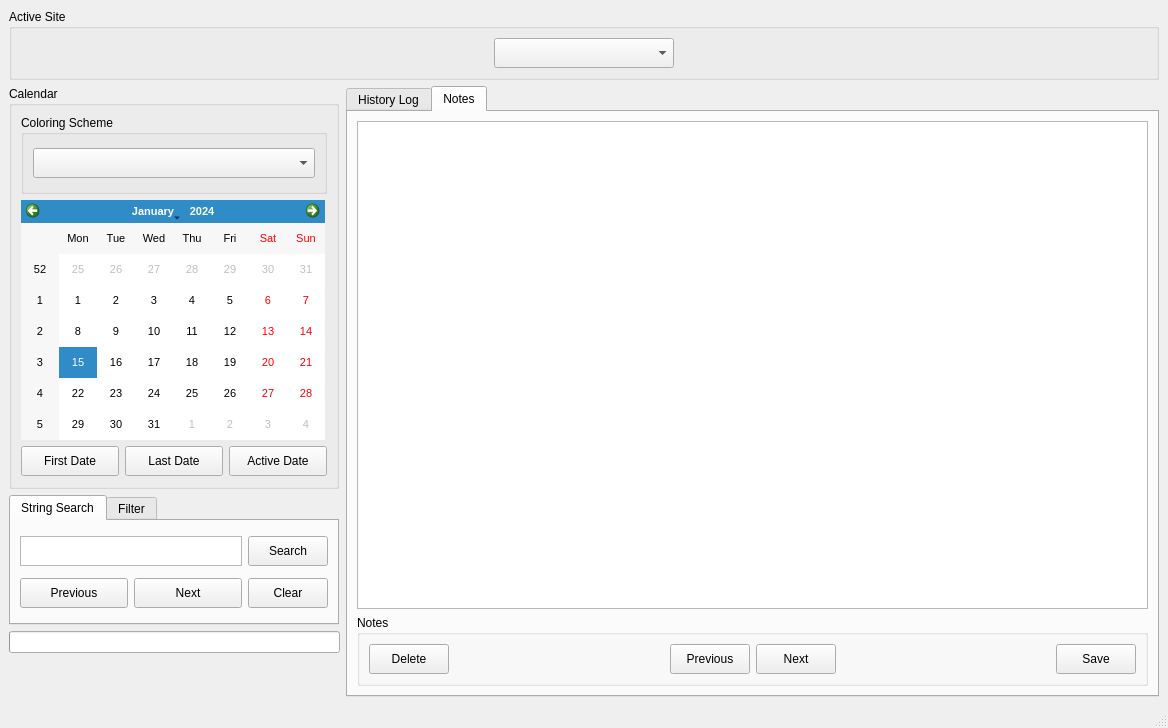
The window that resources/ui_mainwindow.ui (komministern/gca_analysis_tool) describes before a commit, drawn with Qt 5.
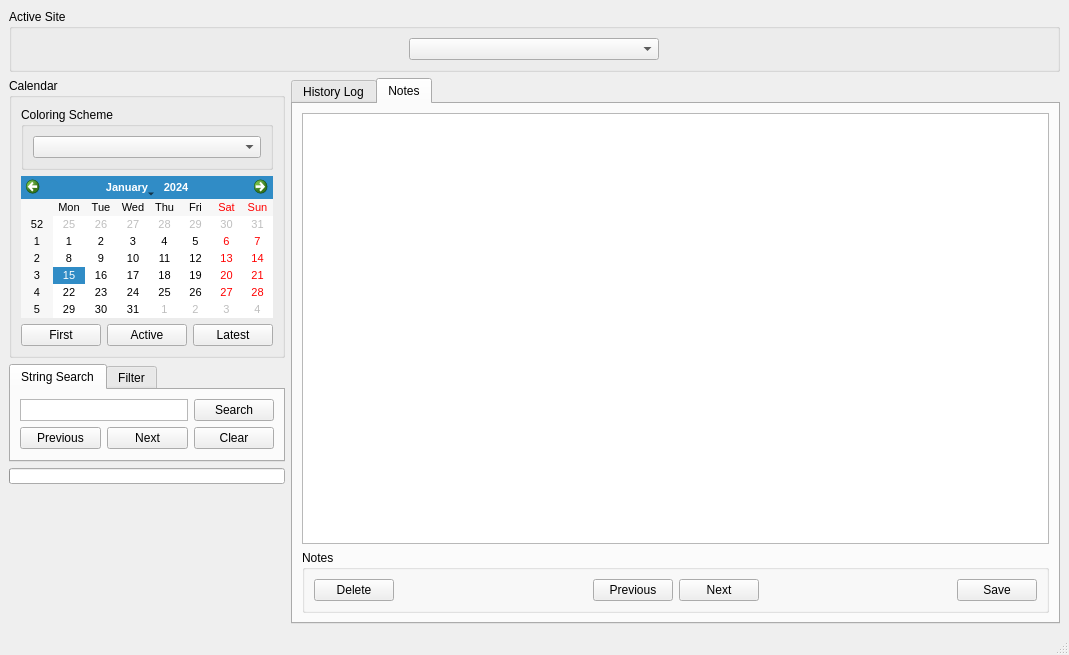
The same window after the commit. The open tabs and pages were chosen to show the change. Custom widgets are drawn as their Qt base class.

```diff
--- a/resources/ui_mainwindow.ui
+++ b/resources/ui_mainwindow.ui
@@ -6,19 +6,19 @@
    <rect>
     <x>0</x>
     <y>0</y>
-    <width>1168</width>
-    <height>728</height>
+    <width>1069</width>
+    <height>655</height>
    </rect>
   </property>
   <property name="sizePolicy">
-   <sizepolicy hsizetype="MinimumExpanding" vsizetype="Preferred">
+   <sizepolicy hsizetype="Preferred" vsizetype="Preferred">
     <horstretch>0</horstretch>
     <verstretch>0</verstretch>
    </sizepolicy>
   </property>
   <property name="minimumSize">
    <size>
-    <width>900</width>
+    <width>0</width>
     <height>0</height>
    </size>
   </property>
@@ -29,22 +29,34 @@
    <layout class="QGridLayout" name="gridLayout_7">
     <item row="0" column="0" colspan="2">
      <widget class="QGroupBox" name="groupBox_4">
+      <property name="sizePolicy">
+       <sizepolicy hsizetype="Preferred" vsizetype="Maximum">
+        <horstretch>0</horstretch>
+        <verstretch>0</verstretch>
+       </sizepolicy>
+      </property>
       <property name="title">
        <string>Active Site</string>
       </property>
       <layout class="QGridLayout" name="gridLayout_2">
        <item row="0" column="0">
         <widget class="QComboBox" name="comboBox_ActiveSite">
+         <property name="sizePolicy">
+          <sizepolicy hsizetype="Fixed" vsizetype="Maximum">
+           <horstretch>1</horstretch>
+           <verstretch>0</verstretch>
+          </sizepolicy>
+         </property>
          <property name="minimumSize">
           <size>
-           <width>180</width>
-           <height>30</height>
+           <width>250</width>
+           <height>0</height>
           </size>
          </property>
          <property name="maximumSize">
           <size>
-           <width>180</width>
-           <height>30</height>
+           <width>16777215</width>
+           <height>16777215</height>
           </size>
          </property>
          <property name="toolTip">
@@ -60,145 +72,72 @@
     </item>
     <item row="1" column="0">
      <widget class="QGroupBox" name="groupBox_3">
+      <property name="sizePolicy">
+       <sizepolicy hsizetype="Maximum" vsizetype="Maximum">
+        <horstretch>0</horstretch>
+        <verstretch>0</verstretch>
+       </sizepolicy>
+      </property>
       <property name="minimumSize">
        <size>
-        <width>330</width>
-        <height>403</height>
+        <width>0</width>
+        <height>0</height>
        </size>
       </property>
       <property name="maximumSize">
        <size>
-        <width>330</width>
-        <height>435</height>
+        <width>16777215</width>
+        <height>16777215</height>
        </size>
       </property>
       <property name="title">
        <string>Calendar</string>
       </property>
       <layout class="QGridLayout" name="gridLayout_6">
-       <item row="1" column="0" colspan="3">
-        <widget class="MyCalendarWidget" name="calendarWidget">
-         <property name="sizePolicy">
-          <sizepolicy hsizetype="Expanding" vsizetype="Expanding">
-           <horstretch>0</horstretch>
-           <verstretch>0</verstretch>
-          </sizepolicy>
-         </property>
-         <property name="minimumSize">
-          <size>
-           <width>304</width>
-           <height>240</height>
-          </size>
-         </property>
-         <property name="maximumSize">
-          <size>
-           <width>304</width>
-           <height>240</height>
-          </size>
-         </property>
-         <property name="font">
-          <font>
-           <pointsize>8</pointsize>
-           <weight>50</weight>
-           <italic>false</italic>
-           <bold>false</bold>
-          </font>
-         </property>
-         <property name="firstDayOfWeek">
-          <enum>Qt::Monday</enum>
-         </property>
-         <property name="selectionMode">
-          <enum>QCalendarWidget::SingleSelection</enum>
-         </property>
-        </widget>
-       </item>
        <item row="2" column="0">
-        <widget class="QPushButton" name="pushButton_FirstEntry">
-         <property name="minimumSize">
-          <size>
-           <width>0</width>
-           <height>30</height>
-          </size>
+        <widget class="QPushButton" name="pushButton_FirstDate">
+         <property name="sizePolicy">
+          <sizepolicy hsizetype="Preferred" vsizetype="Maximum">
+           <horstretch>0</horstretch>
+           <verstretch>0</verstretch>
+          </sizepolicy>
          </property>
-         <property name="maximumSize">
-          <size>
-           <width>16777215</width>
-           <height>30</height>
-          </size>
-         </property>
-         <property name="toolTip">
-          <string/>
-         </property>
-         <property name="statusTip">
-          <string>Focus calendar on the  first recorded date in the history log (excluding ignored dates)</string>
-         </property>
          <property name="text">
-          <string>First Date</string>
-         </property>
-        </widget>
-       </item>
-       <item row="2" column="1">
-        <widget class="QPushButton" name="pushButton_LastEntry">
-         <property name="minimumSize">
-          <size>
-           <width>0</width>
-           <height>30</height>
-          </size>
-         </property>
-         <property name="maximumSize">
-          <size>
-           <width>16777215</width>
-           <height>30</height>
-          </size>
-         </property>
-         <property name="toolTip">
-          <string/>
-         </property>
-         <property name="statusTip">
-          <string>Focus calendar on the last recorded date in the history log (excluding ignored dates)</string>
-         </property>
-         <property name="text">
-          <string>Last Date</string>
+          <string>First</string>
          </property>
         </widget>
        </item>
        <item row="2" column="2">
-        <widget class="QPushButton" name="pushButton_Today">
-         <property name="minimumSize">
-          <size>
-           <width>0</width>
-           <height>30</height>
-          </size>
-         </property>
-         <property name="maximumSize">
-          <size>
-           <width>16777215</width>
-           <height>30</height>
-          </size>
-         </property>
-         <property name="toolTip">
-          <string/>
-         </property>
-         <property name="statusTip">
-          <string>Focus calendar on the active date</string>
+        <widget class="QPushButton" name="pushButton_LastDate">
+         <property name="sizePolicy">
+          <sizepolicy hsizetype="Preferred" vsizetype="Maximum">
+           <horstretch>0</horstretch>
+           <verstretch>0</verstretch>
+          </sizepolicy>
          </property>
          <property name="text">
-          <string>Active Date</string>
+          <string>Latest</string>
          </property>
         </widget>
        </item>
        <item row="0" column="0" colspan="3">
         <widget class="QGroupBox" name="groupBox_5">
+         <property name="sizePolicy">
+          <sizepolicy hsizetype="Preferred" vsizetype="Maximum">
+           <horstretch>0</horstretch>
+           <verstretch>0</verstretch>
+          </sizepolicy>
+         </property>
          <property name="minimumSize">
           <size>
            <width>0</width>
-           <height>79</height>
+           <height>0</height>
           </size>
          </property>
          <property name="maximumSize">
           <size>
            <width>16777215</width>
-           <height>79</height>
+           <height>16777215</height>
           </size>
          </property>
          <property name="title">
@@ -207,16 +146,22 @@
          <layout class="QGridLayout" name="gridLayout_4">
           <item row="0" column="0">
            <widget class="QComboBox" name="comboBox_Coloring">
+            <property name="sizePolicy">
+             <sizepolicy hsizetype="Preferred" vsizetype="Maximum">
+              <horstretch>0</horstretch>
+              <verstretch>0</verstretch>
+             </sizepolicy>
+            </property>
             <property name="minimumSize">
              <size>
               <width>0</width>
-              <height>30</height>
+              <height>0</height>
              </size>
             </property>
             <property name="maximumSize">
              <size>
               <width>16777215</width>
-              <height>30</height>
+              <height>16777215</height>
              </size>
             </property>
             <property name="toolTip">
@@ -230,6 +175,43 @@
          </layout>
         </widget>
        </item>
+       <item row="1" column="0" colspan="3">
+        <widget class="MyCalendarWidget" name="calendarWidget">
+         <property name="sizePolicy">
+          <sizepolicy hsizetype="Preferred" vsizetype="Preferred">
+           <horstretch>0</horstretch>
+           <verstretch>0</verstretch>
+          </sizepolicy>
+         </property>
+         <property name="font">
+          <font>
+           <pointsize>8</pointsize>
+           <weight>50</weight>
+           <italic>false</italic>
+           <bold>false</bold>
+          </font>
+         </property>
+         <property name="firstDayOfWeek">
+          <enum>Qt::Monday</enum>
+         </property>
+         <property name="selectionMode">
+          <enum>QCalendarWidget::SingleSelection</enum>
+         </property>
+        </widget>
+       </item>
+       <item row="2" column="1">
+        <widget class="QPushButton" name="pushButton_ActiveDate">
+         <property name="sizePolicy">
+          <sizepolicy hsizetype="Preferred" vsizetype="Maximum">
+           <horstretch>0</horstretch>
+           <verstretch>0</verstretch>
+          </sizepolicy>
+         </property>
+         <property name="text">
+          <string>Active</string>
+         </property>
+        </widget>
+       </item>
       </layout>
      </widget>
     </item>
@@ -268,22 +250,34 @@
         </item>
         <item row="1" column="0">
          <widget class="QGroupBox" name="groupBox_7">
+          <property name="sizePolicy">
+           <sizepolicy hsizetype="Preferred" vsizetype="Maximum">
+            <horstretch>0</horstretch>
+            <verstretch>0</verstretch>
+           </sizepolicy>
+          </property>
           <property name="title">
            <string>Notes</string>
           </property>
           <layout class="QGridLayout" name="gridLayout_9">
            <item row="0" column="0">
             <widget class="QPushButton" name="pushButton_DeleteComment">
+             <property name="sizePolicy">
+              <sizepolicy hsizetype="Minimum" vsizetype="Maximum">
+               <horstretch>0</horstretch>
+               <verstretch>0</verstretch>
+              </sizepolicy>
+             </property>
              <property name="minimumSize">
               <size>
                <width>0</width>
-               <height>30</height>
+               <height>0</height>
               </size>
              </property>
              <property name="maximumSize">
               <size>
                <width>16777215</width>
-               <height>30</height>
+               <height>16777215</height>
               </size>
              </property>
              <property name="statusTip">
@@ -309,16 +303,22 @@
            </item>
            <item row="0" column="2">
             <widget class="QPushButton" name="pushButton_PreviousComment">
+             <property name="sizePolicy">
+              <sizepolicy hsizetype="Minimum" vsizetype="Maximum">
+               <horstretch>0</horstretch>
+               <verstretch>0</verstretch>
+              </sizepolicy>
+             </property>
              <property name="minimumSize">
               <size>
                <width>0</width>
-               <height>30</height>
+               <height>0</height>
               </size>
              </property>
              <property name="maximumSize">
               <size>
                <width>16777215</width>
-               <height>30</height>
+               <height>16777215</height>
               </size>
              </property>
              <property name="statusTip">
@@ -331,16 +331,22 @@
            </item>
            <item row="0" column="3">
             <widget class="QPushButton" name="pushButton_NextComment">
+             <property name="sizePolicy">
+              <sizepolicy hsizetype="Minimum" vsizetype="Maximum">
+               <horstretch>0</horstretch>
+               <verstretch>0</verstretch>
+              </sizepolicy>
+             </property>
              <property name="minimumSize">
               <size>
                <width>0</width>
-               <height>30</height>
+               <height>0</height>
               </size>
              </property>
              <property name="maximumSize">
               <size>
                <width>16777215</width>
-               <height>30</height>
+               <height>16777215</height>
               </size>
              </property>
              <property name="statusTip">
@@ -366,16 +372,22 @@
            </item>
            <item row="0" column="5">
             <widget class="QPushButton" name="pushButton_SaveComment">
+             <property name="sizePolicy">
+              <sizepolicy hsizetype="Minimum" vsizetype="Maximum">
+               <horstretch>0</horstretch>
+               <verstretch>0</verstretch>
+              </sizepolicy>
+             </property>
              <property name="minimumSize">
               <size>
                <width>0</width>
-               <height>30</height>
+               <height>0</height>
               </size>
              </property>
              <property name="maximumSize">
               <size>
                <width>16777215</width>
-               <height>30</height>
+               <height>16777215</height>
               </size>
              </property>
              <property name="statusTip">
@@ -395,16 +407,22 @@
     </item>
     <item row="2" column="0">
      <widget class="QTabWidget" name="tabWidget_Search">
+      <property name="sizePolicy">
+       <sizepolicy hsizetype="Ignored" vsizetype="Preferred">
+        <horstretch>0</horstretch>
+        <verstretch>0</verstretch>
+       </sizepolicy>
+      </property>
       <property name="minimumSize">
        <size>
-        <width>330</width>
-        <height>130</height>
+        <width>0</width>
+        <height>0</height>
        </size>
       </property>
       <property name="maximumSize">
        <size>
-        <width>330</width>
-        <height>130</height>
+        <width>16777215</width>
+        <height>16777215</height>
        </size>
       </property>
       <property name="currentIndex">
@@ -417,16 +435,22 @@
        <layout class="QGridLayout" name="gridLayout_5">
         <item row="0" column="0" colspan="2">
          <widget class="MyStringSearchPlainTextEdit" name="plainTextEdit_StringSearch">
+          <property name="sizePolicy">
+           <sizepolicy hsizetype="Expanding" vsizetype="Ignored">
+            <horstretch>0</horstretch>
+            <verstretch>0</verstretch>
+           </sizepolicy>
+          </property>
           <property name="minimumSize">
            <size>
             <width>0</width>
-            <height>30</height>
+            <height>0</height>
            </size>
           </property>
           <property name="maximumSize">
            <size>
             <width>16777215</width>
-            <height>30</height>
+            <height>16777215</height>
            </size>
           </property>
           <property name="verticalScrollBarPolicy">
@@ -445,16 +469,22 @@
         </item>
         <item row="0" column="2">
          <widget class="QPushButton" name="pushButton_CommitStringSearch">
+          <property name="sizePolicy">
+           <sizepolicy hsizetype="Expanding" vsizetype="Maximum">
+            <horstretch>0</horstretch>
+            <verstretch>0</verstretch>
+           </sizepolicy>
+          </property>
           <property name="minimumSize">
            <size>
             <width>0</width>
-            <height>30</height>
+            <height>0</height>
            </size>
           </property>
           <property name="maximumSize">
            <size>
             <width>16777215</width>
-            <height>30</height>
+            <height>16777215</height>
            </size>
           </property>
           <property name="toolTip">
@@ -473,16 +503,22 @@
           <property name="enabled">
            <bool>true</bool>
           </property>
+          <property name="sizePolicy">
+           <sizepolicy hsizetype="Expanding" vsizetype="Maximum">
+            <horstretch>0</horstretch>
+            <verstretch>0</verstretch>
+           </sizepolicy>
+          </property>
           <property name="minimumSize">
            <size>
             <width>0</width>
-            <height>30</height>
+            <height>0</height>
            </size>
           </property>
           <property name="maximumSize">
            <size>
             <width>16777215</width>
-            <height>30</height>
+            <height>16777215</height>
            </size>
           </property>
           <property name="toolTip">
@@ -498,16 +534,22 @@
         </item>
         <item row="1" column="1">
          <widget class="QPushButton" name="pushButton_NextSearch">
+          <property name="sizePolicy">
+           <sizepolicy hsizetype="Expanding" vsizetype="Maximum">
+            <horstretch>0</horstretch>
+            <verstretch>0</verstretch>
+           </sizepolicy>
+          </property>
           <property name="minimumSize">
            <size>
             <width>0</width>
-            <height>30</height>
+            <height>0</height>
            </size>
           </property>
           <property name="maximumSize">
            <size>
             <width>16777215</width>
-            <height>30</height>
+            <height>16777215</height>
            </size>
           </property>
           <property name="toolTip">
@@ -523,16 +565,22 @@
         </item>
         <item row="1" column="2">
          <widget class="QPushButton" name="pushButton_ResetStringSearch">
+          <property name="sizePolicy">
+           <sizepolicy hsizetype="Expanding" vsizetype="Maximum">
+            <horstretch>0</horstretch>
+            <verstretch>0</verstretch>
+           </sizepolicy>
+          </property>
           <property name="minimumSize">
            <size>
             <width>0</width>
-            <height>30</height>
+            <height>0</height>
            </size>
           </property>
           <property name="maximumSize">
            <size>
             <width>16777215</width>
-            <height>30</height>
+            <height>16777215</height>
            </size>
           </property>
           <property name="toolTip">
@@ -555,16 +603,22 @@
        <layout class="QGridLayout" name="gridLayout_3">
         <item row="0" column="0" colspan="3">
          <widget class="QComboBox" name="comboBox_ChooseFilter">
+          <property name="sizePolicy">
+           <sizepolicy hsizetype="Expanding" vsizetype="Maximum">
+            <horstretch>0</horstretch>
+            <verstretch>0</verstretch>
+           </sizepolicy>
+          </property>
           <property name="minimumSize">
            <size>
             <width>0</width>
-            <height>30</height>
+            <height>0</height>
            </size>
           </property>
           <property name="maximumSize">
            <size>
             <width>16777215</width>
-            <height>30</height>
+            <height>16777215</height>
            </size>
           </property>
           <property name="statusTip">
@@ -574,16 +628,22 @@
         </item>
         <item row="1" column="0">
          <widget class="QPushButton" name="pushButton_NewFilter">
+          <property name="sizePolicy">
+           <sizepolicy hsizetype="Expanding" vsizetype="Maximum">
+            <horstretch>0</horstretch>
+            <verstretch>0</verstretch>
+           </sizepolicy>
+          </property>
           <property name="minimumSize">
            <size>
             <width>0</width>
-            <height>30</height>
+            <height>0</height>
            </size>
           </property>
           <property name="maximumSize">
            <size>
             <width>16777215</width>
-            <height>30</height>
+            <height>16777215</height>
            </size>
           </property>
           <property name="statusTip">
@@ -596,16 +656,22 @@
         </item>
         <item row="1" column="1">
          <widget class="QPushButton" name="pushButton_EditFilter">
+          <property name="sizePolicy">
+           <sizepolicy hsizetype="Expanding" vsizetype="Maximum">
+            <horstretch>0</horstretch>
+            <verstretch>0</verstretch>
+           </sizepolicy>
+          </property>
           <property name="minimumSize">
            <size>
             <width>0</width>
-            <height>30</height>
+            <height>0</height>
            </size>
           </property>
           <property name="maximumSize">
            <size>
             <width>16777215</width>
-            <height>30</height>
+            <height>16777215</height>
            </size>
           </property>
           <property name="statusTip">
@@ -618,16 +684,22 @@
         </item>
         <item row="1" column="2">
          <widget class="QPushButton" name="pushButton_DeleteFilter">
+          <property name="sizePolicy">
+           <sizepolicy hsizetype="Expanding" vsizetype="Maximum">
+            <horstretch>0</horstretch>
+            <verstretch>0</verstretch>
+           </sizepolicy>
+          </property>
           <property name="minimumSize">
            <size>
             <width>0</width>
-            <height>30</height>
+            <height>0</height>
            </size>
           </property>
           <property name="maximumSize">
            <size>
             <width>16777215</width>
-            <height>30</height>
+            <height>16777215</height>
            </size>
           </property>
           <property name="statusTip">
@@ -644,9 +716,15 @@
     </item>
     <item row="3" column="0">
      <widget class="QProgressBar" name="progressBar">
+      <property name="sizePolicy">
+       <sizepolicy hsizetype="Preferred" vsizetype="Preferred">
+        <horstretch>0</horstretch>
+        <verstretch>0</verstretch>
+       </sizepolicy>
+      </property>
       <property name="maximumSize">
        <size>
-        <width>331</width>
+        <width>16777215</width>
         <height>16777215</height>
        </size>
       </property>
@@ -666,10 +744,13 @@
       <property name="orientation">
        <enum>Qt::Vertical</enum>
       </property>
+      <property name="sizeType">
+       <enum>QSizePolicy::Expanding</enum>
+      </property>
       <property name="sizeHint" stdset="0">
        <size>
-        <width>17</width>
-        <height>139</height>
+        <width>0</width>
+        <height>1390</height>
        </size>
       </property>
      </spacer>
@@ -681,8 +762,8 @@
     <rect>
      <x>0</x>
      <y>0</y>
-     <width>1168</width>
-     <height>21</height>
+     <width>1069</width>
+     <height>26</height>
     </rect>
    </property>
   </widget>
```
